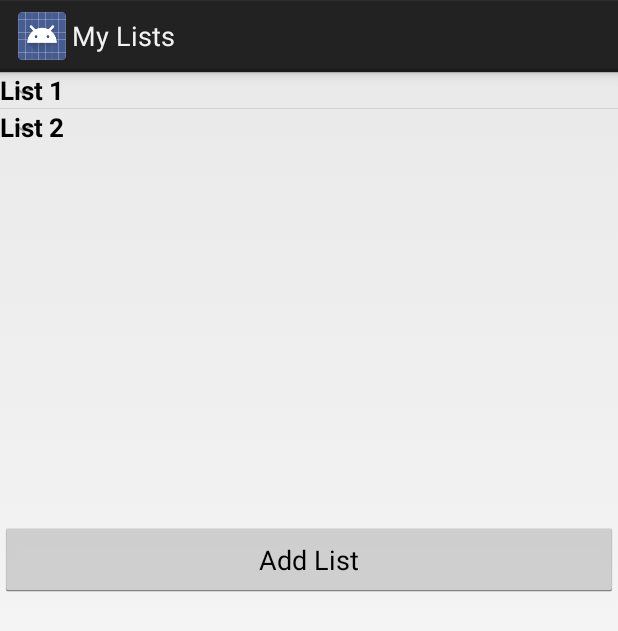
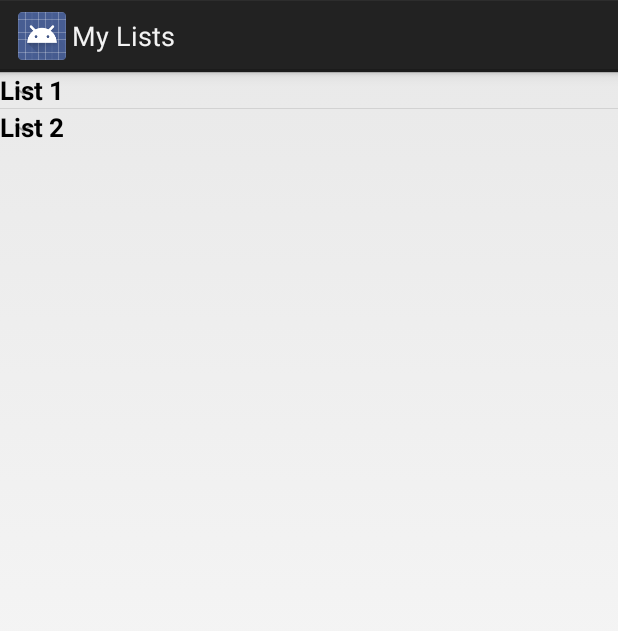
Before and after one commit to MitchStephan/Sync-Lists, an Android app: the ListsActivity screen opened directly, with no data from a screen before it, on a phone screen of 412 x 824 dp. Shown: the top 631 px of the screen. Run offline under Robolectric (Android 15) with nearby library versions, the phone set to English and light mode, and no system bars; 2 statements that could not run were skipped.

Commit message:
merged file

```diff
--- a/Android/SyncLists/app/src/main/java/com/example/synclists/synclists/ListsActivity.java
+++ b/Android/SyncLists/app/src/main/java/com/example/synclists/synclists/ListsActivity.java
@@ -4,6 +4,9 @@ import android.app.ActionBar;
 import android.app.Activity;
 import android.os.Bundle;
 import android.view.KeyEvent;
+import android.view.Menu;
+import android.view.MenuInflater;
+import android.view.MenuItem;
 import android.view.View;
 import android.view.ViewGroup;
 import android.widget.BaseExpandableListAdapter;
@@ -30,7 +33,7 @@ public class ListsActivity extends Activity{
     private ExpandableListView mExpandableListView;
     private List<String> mListDataHeader;
     private HashMap<String, List<String>> mListDataChild;
-    private Button mButton;
+    private boolean mCanAddList;
 
     @Override
     protected void onCreate(Bundle savedInstanceState) {
@@ -38,10 +41,9 @@ public class ListsActivity extends Activity{
         setContentView(R.layout.activity_sync_lists_lists);
 
         mExpandableListView = (ExpandableListView) findViewById(R.id.lists);
-        mButton = (Button) findViewById(R.id.addListButton);
         mListDataHeader = new ArrayList<String>();
         mListDataChild = new HashMap<String, List<String>>();
-
+        mCanAddList = true;
 
         populateLists();
 
@@ -75,8 +77,8 @@ public class ListsActivity extends Activity{
         mListDataChild.put(mListDataHeader.get(1), list2);
     }
 
-    public void addList(View view) {
-        mButton.setEnabled(false);
+    public void addList(MenuItem item) {
+        setCanAddList(false);
 
         final LinearLayout layout = (LinearLayout) findViewById(R.id.lists_layout);
         final EditText newList = new EditText(this);
@@ -96,7 +98,7 @@ public class ListsActivity extends Activity{
                     String newListName = newList.getText().toString();
                     layout.removeView(newList);
                     createList(newListName, new ArrayList<String>());
-                    mButton.setEnabled(true);
+                    setCanAddList(true);
                     return true;
                 }
                 return false;
@@ -104,6 +106,26 @@ public class ListsActivity extends Activity{
         });
 
 
+    }
+
+    private void setCanAddList(boolean canAddList) {
+        mCanAddList= canAddList;
+        invalidateOptionsMenu();
+    }
+
+    @Override
+    public boolean onPrepareOptionsMenu (Menu menu) {
+        menu.getItem(0).setEnabled(mCanAddList);
+        return true;
+    }
+
+    @Override
+    public boolean onCreateOptionsMenu(Menu menu) {
+        super.onCreateOptionsMenu(menu);
+
+        MenuInflater inflater = getMenuInflater();
+        inflater.inflate(R.menu.sync_lists_lists, menu);
+        return true;
     }
 
     private void setEditTextFocus(EditText et, boolean isFocused){
--- a/Android/SyncLists/app/src/main/res/layout/activity_sync_lists_lists.xml
+++ b/Android/SyncLists/app/src/main/res/layout/activity_sync_lists_lists.xml
@@ -16,13 +16,4 @@
             android:layout_width="match_parent"/>
 
     </LinearLayout>
-
-    <Button
-        android:layout_width="match_parent"
-        android:layout_height="50dp"
-        android:layout_gravity="bottom"
-        android:text="@string/add_list"
-        android:id="@+id/addListButton"
-        android:onClick="addList"/>
-
 </LinearLayout>
```
